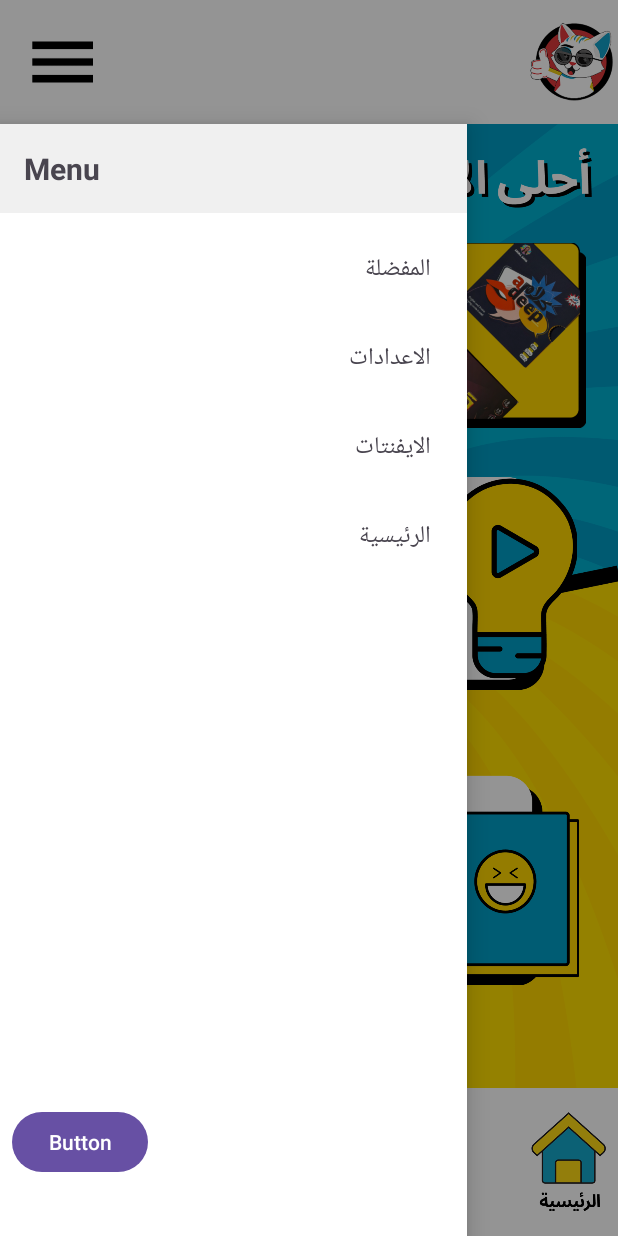
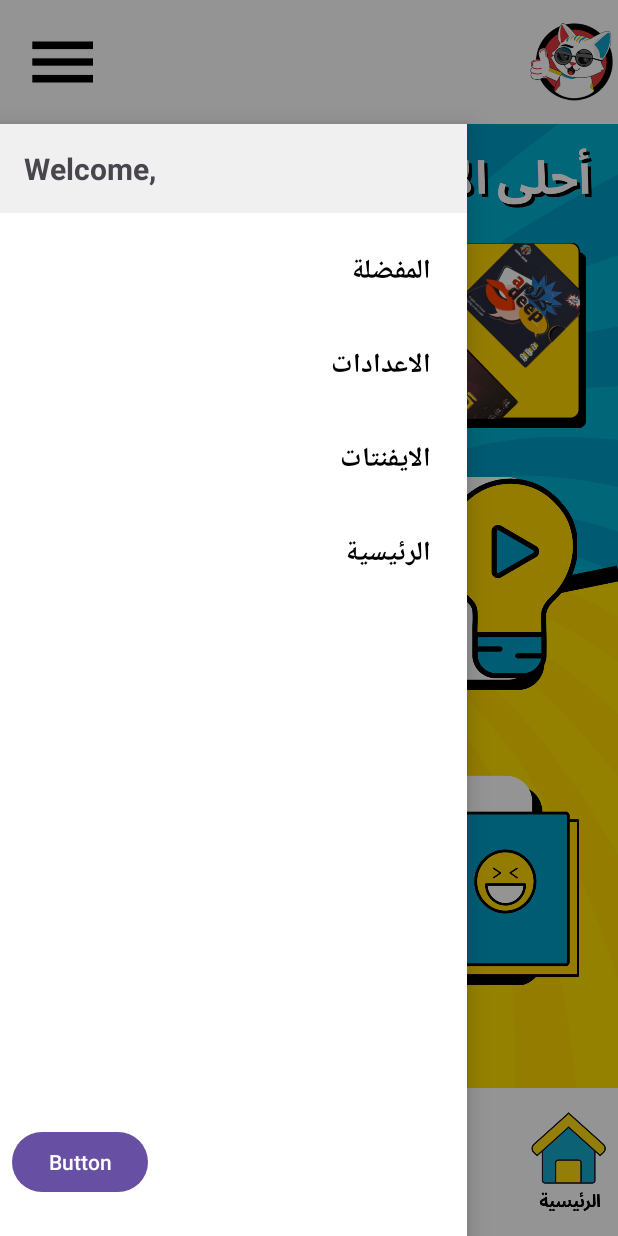
Before and after one commit to lleoparden/2ool_a_meme, an Android app: the MainActivity screen opened directly, with no data from a screen before it, after a tap on an icon or button, on a phone screen of 412 x 824 dp. Run offline under Robolectric (Android 15) with nearby library versions, the phone set to English and light mode, and no system bars; our stand-ins replace Firebase (no records; nobody signed in at launch, a user with empty details on screens opened directly); Roboto replaces fonts that are not available here.

Commit message:
improveed ui in mainmenu

```diff
--- a/MyApplication/app/src/main/java/com/example/myapplication/MainActivity.kt
+++ b/MyApplication/app/src/main/java/com/example/myapplication/MainActivity.kt
@@ -16,15 +16,18 @@ import android.animation.AnimatorListenerAdapter
 import android.animation.AnimatorSet
 import android.animation.ObjectAnimator
 import android.view.animation.AccelerateDecelerateInterpolator
+import android.widget.TextView
 
 
 class MainActivity : AppCompatActivity() {
 
     private lateinit var signOutButton: Button
+    private lateinit var sidebar_header: TextView
     private lateinit var sidebarButton: ImageButton
     private lateinit var dimmingOverlay: View
     private lateinit var sidebarContainer: ConstraintLayout
     private var isSidebarOpen = false
+    private lateinit var auth: FirebaseAuth
 
 
     override fun onCreate(savedInstanceState: Bundle?) {
@@ -42,6 +45,8 @@ class MainActivity : AppCompatActivity() {
         sidebarButton = findViewById(R.id.sidebar_button)
         dimmingOverlay = findViewById(R.id.dimming_overlay)
         sidebarContainer = findViewById(R.id.sidebar_container)
+        sidebar_header = findViewById(R.id.sidebar_header)
+
 
         // Set initial state
         sidebarContainer.post {
@@ -62,6 +67,11 @@ class MainActivity : AppCompatActivity() {
                 toggleSidebar()
             }
         }
+        auth = FirebaseAuth.getInstance()
+        val user = auth.currentUser
+        sidebar_header.text = "Welcome, " + user?.displayName ?: "Guest"
+
+
     }
 
     private fun signOut() {
--- a/MyApplication/app/src/main/res/layout/mainmenu.xml
+++ b/MyApplication/app/src/main/res/layout/mainmenu.xml
@@ -409,7 +409,9 @@
                 android:fontFamily="@font/vollkorn_medium"
                 android:padding="16dp"
                 android:text="المفضلة"
-                android:textSize="16sp" />
+                android:textColor="#000000"
+                android:textSize="18sp"
+                android:textStyle="bold" />
 
             <TextView
                 android:id="@+id/menu_item_2"
@@ -419,7 +421,9 @@
                 android:fontFamily="@font/vollkorn_medium"
                 android:padding="16dp"
                 android:text="الاعدادات"
-                android:textSize="16sp" />
+                android:textColor="#000000"
+                android:textSize="18sp"
+                android:textStyle="bold" />
 
             <TextView
                 android:id="@+id/menu_item_3"
@@ -429,7 +433,9 @@
                 android:fontFamily="@font/vollkorn_medium"
                 android:padding="16dp"
                 android:text="الايفنتات"
-                android:textSize="16sp" />
+                android:textColor="#000000"
+                android:textSize="18sp"
+                android:textStyle="bold" />
 
             <TextView
                 android:id="@+id/menu_item_4"
@@ -439,7 +445,9 @@
                 android:fontFamily="@font/vollkorn_medium"
                 android:padding="16dp"
                 android:text="الرئيسية"
-                android:textSize="16sp" />
+                android:textColor="#000000"
+                android:textSize="18sp"
+                android:textStyle="bold" />
 
 
             <Button
```
